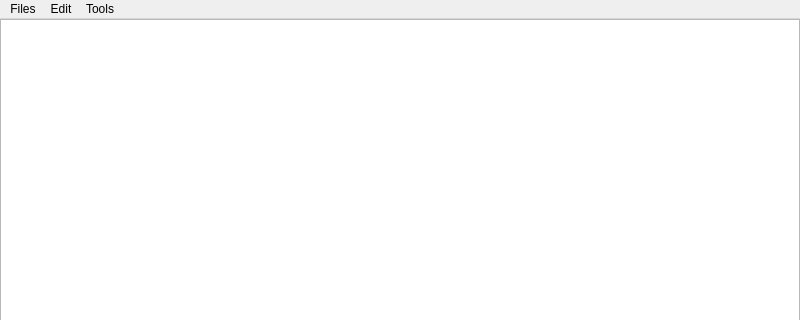
Before: the Qt Designer form src/terratrainer/ui/terra_trainer_window.ui in cogsys-tuebingen/csapex, drawn with Qt 5; both pictures show x 0 to 800 and y 0 to 320 of the 800 by 600 pixel window.
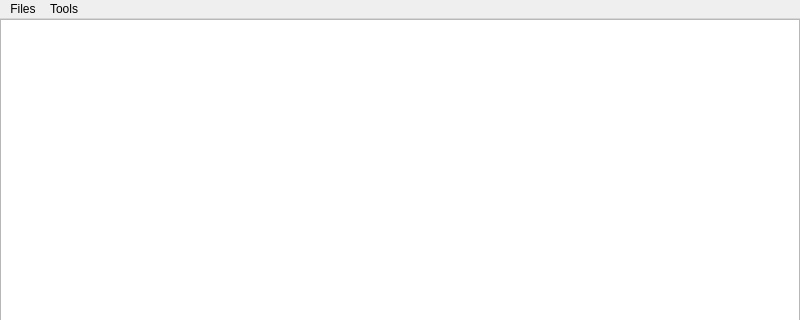
After: the same form once the commit is applied. Icons and pictures are not drawn.

The edit to the form file:
```diff
--- a/src/terratrainer/ui/terra_trainer_window.ui
+++ b/src/terratrainer/ui/terra_trainer_window.ui
@@ -85,12 +85,6 @@
     <addaction name="separator"/>
     <addaction name="action_Quit"/>
    </widget>
-   <widget class="QMenu" name="edit">
-    <property name="title">
-     <string>Edit</string>
-    </property>
-    <addaction name="action_Restore"/>
-   </widget>
    <widget class="QMenu" name="tools">
     <property name="title">
      <string>Tools</string>
@@ -105,7 +99,6 @@
     <addaction name="separator"/>
    </widget>
    <addaction name="files"/>
-   <addaction name="edit"/>
    <addaction name="tools"/>
   </widget>
   <action name="action_LoadImage">
```
Left out of the diff: 19 changed lines with no effect on the pictures.
